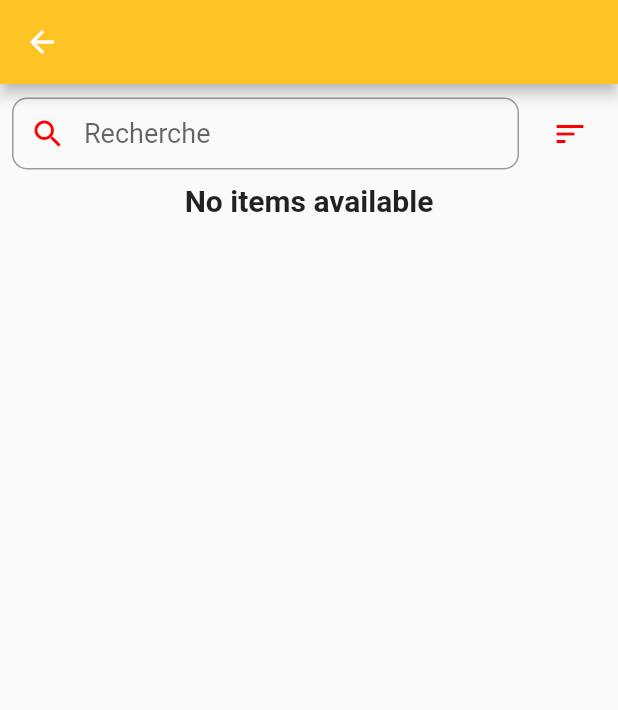
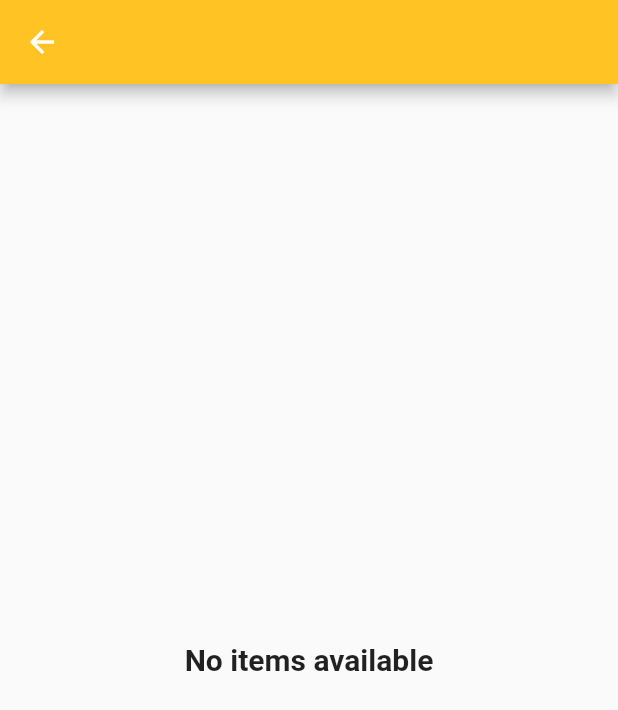
Before and after one commit to absarrahman/vievif_main, a Flutter app: the ProductPage screen opened directly, on a phone screen of 412 x 824 dp. Shown: the top 710 px of the screen. Run offline on Flutter 3.47's test engine with Material 2 defaults, Android fonts, the phone set to English and light mode, and no system bars; our stand-ins replace carousel_slider, dio; network calls fail.

Commit message:
Fix UI flaw
Signed-off-by: absarrahman <raman040635@gmail.com>

```diff
--- a/lib/screens/product_page.dart
+++ b/lib/screens/product_page.dart
@@ -65,19 +65,14 @@ class _ProductPageState extends State<ProductPage> {
       appBar: AppBar(
         backgroundColor: kYellowish,
       ),
-      body: Column(
-        children: [
-          itemPreference(),
-          Container(
+      body: Container(
         child: Consumer<ProductProvider>(builder: (context, productModel, child) {
           if (productModel.productList.length != null &&
               productModel.getLoadStatus() != LoadStatus.BEGIN &&
               productModel.productList.length > 0) {
             print(productModel.productList[0].images[0].src);
-                return Flexible(
-                  child: _productList(productModel.productList, context,
-                      productModel.getLoadStatus() == LoadStatus.LOADING),
-                );
+            return _productList(productModel.productList, context,
+                productModel.getLoadStatus() == LoadStatus.LOADING);
           }  else if (productModel.productList.length == 0 && productModel.getLoadStatus()==LoadStatus.DONE) {
             return Column(
               mainAxisAlignment: MainAxisAlignment.center,
@@ -95,8 +90,6 @@ class _ProductPageState extends State<ProductPage> {
           return CommonWidgets.loading();
         }),
       ),
-        ],
-      ),
     );
   }
 
@@ -108,6 +101,7 @@ class _ProductPageState extends State<ProductPage> {
       alignment: Alignment.centerLeft,
       child: Column(
         children: [
+          itemPreference(),
           Flexible(
             child: GridView.count(
               controller: _scrollController,
```
Lines whose indentation alone changed are shown as unchanged.
